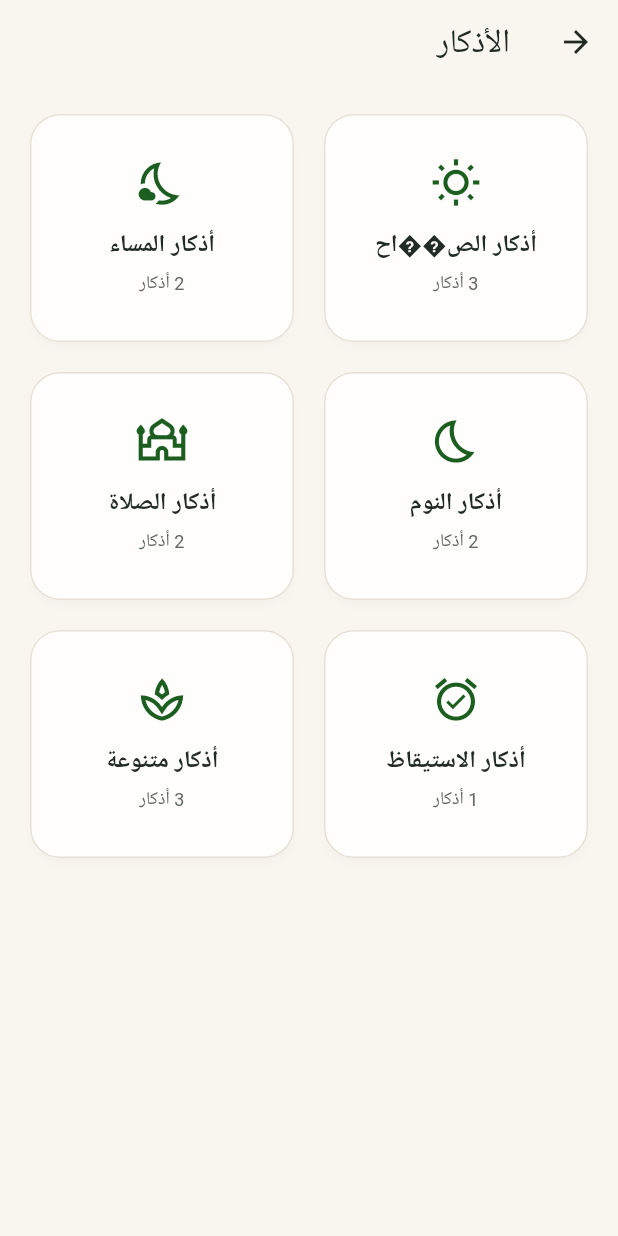
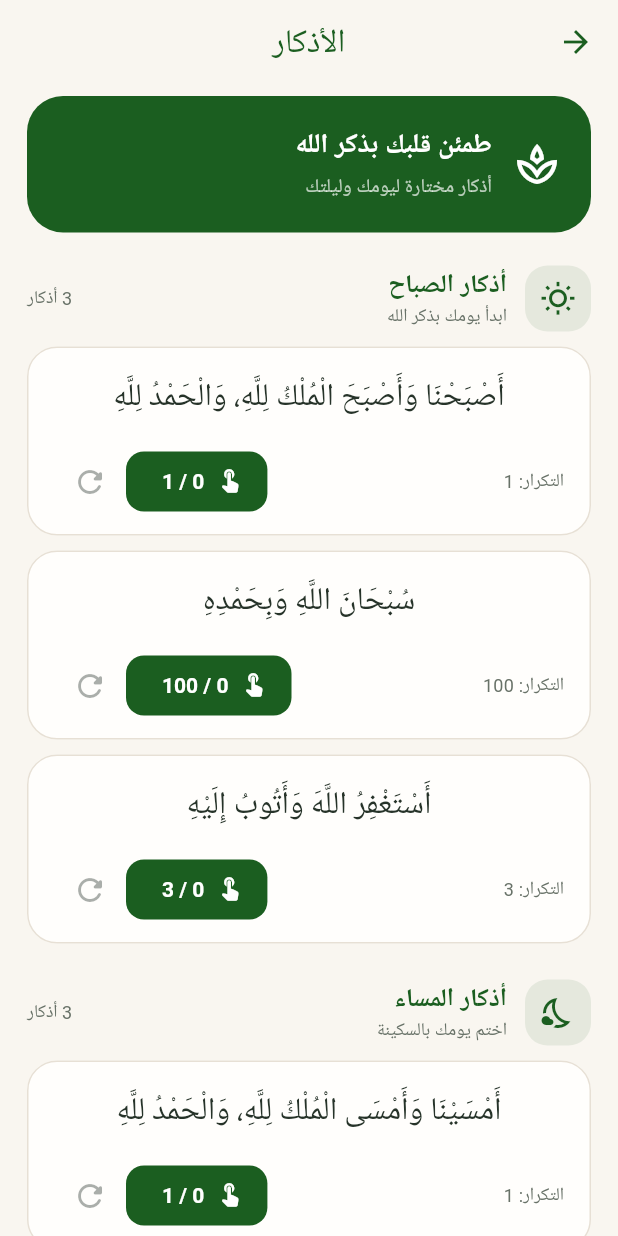
Before and after one commit to mhrosye-oss/Byian, a Flutter app: the NewAdhkarScreen screen opened directly, on a phone screen of 412 x 824 dp. Run offline on Flutter 3.47's test engine with Material 3 defaults, Android fonts, the phone set to English and light mode, and no system bars; our stand-ins replace adhan, dio, flutter_compass, flutter_local_notifications, flutter_riverpod, flutter_timezone and 8 more; missing offline and left inert: qcf_quran_plus, record; accounts and stored records are empty; Roboto replaces fonts that are missing (Tajawal).

Commit message:
Fix: Removed azkary due to SDK conflict and implemented local Adhkar screen

```diff
--- a/lib/features/adhkar/screens/new_adhkar_screen.dart
+++ b/lib/features/adhkar/screens/new_adhkar_screen.dart
@@ -1,97 +1,254 @@
 import 'package:flutter/material.dart';
-import 'package:itqan/core/theme/colors.dart';
+
+const _green = Color(0xFF1B5E20);
+const _cream = Color(0xFFF9F6F0);
+const _surface = Color(0xFFFFFEFC);
+const _muted = Color(0xFF687268);
+const _border = Color(0xFFE7E0D5);
 
 class NewAdhkarScreen extends StatelessWidget {
   const NewAdhkarScreen({super.key});
 
-  static const _categories = <_Category>[
-    _Category('أذكار الص��اح', Icons.wb_sunny_outlined, ['أَصْبَحْنَا وَأَصْبَحَ الْمُلْكُ لِلَّهِ', 'سُبْحَانَ اللَّهِ وَبِحَمْدِهِ', 'اللَّهُمَّ بِكَ أَصْبَحْنَا وَبِكَ أَمْسَيْنَا']),
-    _Category('أذكار المساء', Icons.nights_stay_outlined, ['أَمْسَيْنَا وَأَمْسَى الْمُلْكُ لِلَّهِ', 'أَعُوذُ بِكَلِمَاتِ اللَّهِ التَّامَّاتِ مِنْ شَرِّ مَا خَلَقَ']),
-    _Category('أذكار النوم', Icons.bedtime_outlined, ['بِاسْمِكَ اللَّهُمَّ أَمُوتُ وَأَحْيَا', 'اللَّهُمَّ قِنِي عَذَابَكَ يَوْمَ تَبْعَثُ عِبَادَكَ']),
-    _Category('أذكار الصلاة', Icons.mosque_outlined, ['أَسْتَغْفِرُ اللَّهَ', 'اللَّهُمَّ أَنْتَ السَّلَامُ وَمِنْكَ السَّلَامُ']),
-    _Category('أذكار الاستيقاظ', Icons.alarm_on_outlined, ['الْحَمْدُ لِلَّهِ الَّذِي أَحْيَانَا بَعْدَ مَا أَمَاتَنَا']),
-    _Category('أذكار متنوعة', Icons.spa_outlined, ['سُبْحَانَ اللَّهِ', 'الْحَمْدُ لِلَّهِ', 'اللَّهُ أَكْبَرُ']),
+  static const _categories = <_AdhkarCategory>[
+    _AdhkarCategory(
+      title: 'أذكار الصباح',
+      subtitle: 'ابدأ يومك بذكر الله',
+      icon: Icons.wb_sunny_outlined,
+      adhkar: [
+        _Dhikr(text: 'أَصْبَحْنَا وَأَصْبَحَ الْمُلْكُ لِلَّهِ، وَالْحَمْدُ لِلَّهِ', repetitions: 1),
+        _Dhikr(text: 'سُبْحَانَ اللَّهِ وَبِحَمْدِهِ', repetitions: 100),
+        _Dhikr(text: 'أَسْتَغْفِرُ اللَّهَ وَأَتُوبُ إِلَيْهِ', repetitions: 3),
+      ],
+    ),
+    _AdhkarCategory(
+      title: 'أذكار المساء',
+      subtitle: 'اختم يومك بالسكينة',
+      icon: Icons.nights_stay_outlined,
+      adhkar: [
+        _Dhikr(text: 'أَمْسَيْنَا وَأَمْسَى الْمُلْكُ لِلَّهِ، وَالْحَمْدُ لِلَّهِ', repetitions: 1),
+        _Dhikr(text: 'أَعُوذُ بِكَلِمَاتِ اللَّهِ التَّامَّاتِ مِنْ شَرِّ مَا خَلَقَ', repetitions: 3),
+        _Dhikr(text: 'سُبْحَانَ اللَّهِ وَبِحَمْدِهِ', repetitions: 100),
+      ],
+    ),
+    _AdhkarCategory(
+      title: 'أذكار النوم',
+      subtitle: 'اذكر الله قبل أن تنام',
+      icon: Icons.bedtime_outlined,
+      adhkar: [
+        _Dhikr(text: 'بِاسْمِكَ اللَّهُمَّ أَمُوتُ وَأَحْيَا', repetitions: 1),
+        _Dhikr(text: 'سُبْحَانَ اللَّهِ', repetitions: 33),
+        _Dhikr(text: 'الْحَمْدُ لِلَّهِ', repetitions: 33),
+        _Dhikr(text: 'اللَّهُ أَكْبَرُ', repetitions: 34),
+      ],
+    ),
   ];
 
   @override
   Widget build(BuildContext context) => Scaffold(
-        backgroundColor: ItqanColors.cream,
-        appBar: AppBar(title: const Text('الأذكار')),
-        body: GridView.builder(
-          padding: const EdgeInsets.all(16),
-          gridDelegate: const SliverGridDelegateWithFixedCrossAxisCount(crossAxisCount: 2, crossAxisSpacing: 12, mainAxisSpacing: 12, childAspectRatio: 1.15),
-          itemCount: _categories.length,
-          itemBuilder: (context, index) {
-            final category = _categories[index];
-            return Card(
-              child: InkWell(
-                borderRadius: BorderRadius.circular(20),
-                onTap: () => Navigator.push(context, MaterialPageRoute<void>(builder: (_) => _DhikrListScreen(category: category))),
-                child: Padding(
-                  padding: const EdgeInsets.all(16),
-                  child: Column(mainAxisAlignment: MainAxisAlignment.center, children: [
-                    Icon(category.icon, size: 34, color: const Color(0xFF1B5E20)),
-                    const SizedBox(height: 12),
-                    Text(category.title, textAlign: TextAlign.center, style: const TextStyle(fontSize: 16, fontWeight: FontWeight.bold)),
-                    const SizedBox(height: 5),
-                    Text('${category.items.length} أذكار', style: const TextStyle(color: ItqanColors.inkSoft, fontSize: 12)),
-                  ]),
-                ),
+        backgroundColor: _cream,
+        appBar: AppBar(
+          title: const Text('الأذكار', textDirection: TextDirection.rtl),
+          backgroundColor: _cream,
+          foregroundColor: _green,
+          elevation: 0,
+          centerTitle: true,
+        ),
+        body: ListView(
+          padding: const EdgeInsets.fromLTRB(18, 8, 18, 28),
+          children: [
+            Container(
+              padding: const EdgeInsets.all(20),
+              decoration: BoxDecoration(
+                color: _green,
+                borderRadius: BorderRadius.circular(24),
               ),
-            );
-          },
+              child: const Row(
+                textDirection: TextDirection.rtl,
+                children: [
+                  Icon(Icons.spa_outlined, color: Colors.white, size: 32),
+                  SizedBox(width: 14),
+                  Expanded(
+                    child: Column(
+                      crossAxisAlignment: CrossAxisAlignment.start,
+                      children: [
+                        Text(
+                          'طمئن قلبك بذكر الله',
+                          textDirection: TextDirection.rtl,
+                          style: TextStyle(
+                            color: Colors.white,
+                            fontSize: 18,
+                            fontWeight: FontWeight.w700,
+                          ),
+                        ),
+                        SizedBox(height: 5),
+                        Text(
+                          'أذكار مختارة ليومك وليلتك',
+                          textDirection: TextDirection.rtl,
+                          style: TextStyle(color: Colors.white70, fontSize: 13),
+                        ),
+                      ],
+                    ),
+                  ),
+                ],
+              ),
+            ),
+            const SizedBox(height: 22),
+            for (final category in _categories) ...[
+              _CategoryHeading(category: category),
+              const SizedBox(height: 10),
+              for (final dhikr in category.adhkar)
+                _DhikrCard(dhikr: dhikr),
+              const SizedBox(height: 14),
+            ],
+          ],
         ),
       );
 }
 
-class _Category {
-  const _Category(this.title, this.icon, this.items);
+class _AdhkarCategory {
+  const _AdhkarCategory({
+    required this.title,
+    required this.subtitle,
+    required this.icon,
+    required this.adhkar,
+  });
+
   final String title;
+  final String subtitle;
   final IconData icon;
-  final List<String> items;
+  final List<_Dhikr> adhkar;
 }
 
-class _DhikrListScreen extends StatelessWidget {
-  const _DhikrListScreen({required this.category});
-  final _Category category;
+class _Dhikr {
+  const _Dhikr({required this.text, required this.repetitions});
+
+  final String text;
+  final int repetitions;
+}
+
+class _CategoryHeading extends StatelessWidget {
+  const _CategoryHeading({required this.category});
+
+  final _AdhkarCategory category;
 
   @override
-  Widget build(BuildContext context) => Scaffold(
-        backgroundColor: ItqanColors.cream,
-        appBar: AppBar(title: Text(category.title)),
-        body: ListView.separated(
-          padding: const EdgeInsets.all(16),
-          itemCount: category.items.length,
-          separatorBuilder: (_, __) => const SizedBox(height: 10),
-          itemBuilder: (context, index) => _DhikrCounterCard(text: category.items[index]),
-        ),
+  Widget build(BuildContext context) => Row(
+        textDirection: TextDirection.rtl,
+        children: [
+          Container(
+            width: 44,
+            height: 44,
+            decoration: BoxDecoration(
+              color: _green.withValues(alpha: 0.09),
+              borderRadius: BorderRadius.circular(15),
+            ),
+            child: Icon(category.icon, color: _green),
+          ),
+          const SizedBox(width: 12),
+          Expanded(
+            child: Column(
+              crossAxisAlignment: CrossAxisAlignment.start,
+              children: [
+                Text(
+                  category.title,
+                  textDirection: TextDirection.rtl,
+                  style: const TextStyle(
+                    color: _green,
+                    fontSize: 17,
+                    fontWeight: FontWeight.w800,
+                  ),
+                ),
+                Text(
+                  category.subtitle,
+                  textDirection: TextDirection.rtl,
+                  style: const TextStyle(color: _muted, fontSize: 12),
+                ),
+              ],
+            ),
+          ),
+          Text(
+            '${category.adhkar.length} أذكار',
+            textDirection: TextDirection.rtl,
+            style: const TextStyle(color: _muted, fontSize: 12),
+          ),
+        ],
       );
 }
 
-class _DhikrCounterCard extends StatefulWidget {
-  const _DhikrCounterCard({required this.text});
-  final String text;
+class _DhikrCard extends StatefulWidget {
+  const _DhikrCard({required this.dhikr});
+
+  final _Dhikr dhikr;
+
   @override
-  State<_DhikrCounterCard> createState() => _DhikrCounterCardState();
+  State<_DhikrCard> createState() => _DhikrCardState();
 }
 
-class _DhikrCounterCardState extends State<_DhikrCounterCard> {
+class _DhikrCardState extends State<_DhikrCard> {
   int _count = 0;
+
   @override
-  Widget build(BuildContext context) => Card(
-        child: Padding(
-          padding: const EdgeInsets.all(18),
-          child: Column(crossAxisAlignment: CrossAxisAlignment.stretch, children: [
-            Text(widget.text, textAlign: TextAlign.center, textDirection: TextDirection.rtl,
-                style: const TextStyle(fontFamily: 'NotoNaskhArabic', fontSize: 23, height: 1.8)),
-            const SizedBox(height: 14),
-            FilledButton.icon(
-              onPressed: () => setState(() => _count++),
-              icon: const Icon(Icons.touch_app_rounded),
-              label: Text('$_count'),
+  Widget build(BuildContext context) {
+    final isComplete = _count >= widget.dhikr.repetitions;
+    return Card(
+      margin: const EdgeInsets.only(bottom: 10),
+      color: _surface,
+      elevation: 0,
+      shape: RoundedRectangleBorder(
+        borderRadius: BorderRadius.circular(20),
+        side: const BorderSide(color: _border),
+      ),
+      child: Padding(
+        padding: const EdgeInsets.fromLTRB(18, 16, 18, 12),
+        child: Column(
+          crossAxisAlignment: CrossAxisAlignment.stretch,
+          children: [
+            Text(
+              widget.dhikr.text,
+              textAlign: TextAlign.center,
+              textDirection: TextDirection.rtl,
+              style: const TextStyle(
+                color: Color(0xFF263329),
+                fontFamily: 'NotoNaskhArabic',
+                fontSize: 21,
+                height: 1.8,
+              ),
             ),
-            TextButton(onPressed: () => setState(() => _count = 0), child: const Text('إعادة العداد')),
-          ]),
+            const SizedBox(height: 12),
+            Row(
+              textDirection: TextDirection.rtl,
+              children: [
+                Expanded(
+                  child: Text(
+                    'التكرار: ${widget.dhikr.repetitions}',
+                    textDirection: TextDirection.rtl,
+                    style: const TextStyle(color: _muted, fontSize: 12),
+                  ),
+                ),
+                FilledButton.icon(
+                  onPressed: isComplete
+                      ? null
+                      : () => setState(() => _count++),
+                  style: FilledButton.styleFrom(
+                    backgroundColor: _green,
+                    foregroundColor: Colors.white,
+                    disabledBackgroundColor: _green.withValues(alpha: 0.12),
+                    disabledForegroundColor: _green,
+                  ),
+                  icon: Icon(isComplete ? Icons.check_rounded : Icons.touch_app_rounded),
+                  label: Text('$_count / ${widget.dhikr.repetitions}'),
+                ),
+                IconButton(
+                  tooltip: 'إعادة العداد',
+                  onPressed: _count == 0 ? null : () => setState(() => _count = 0),
+                  color: _muted,
+                  icon: const Icon(Icons.refresh_rounded),
+                ),
+              ],
+            ),
+          ],
         ),
-      );
+      ),
+    );
+  }
 }
--- a/pubspec.yaml
+++ b/pubspec.yaml
@@ -37,12 +37,10 @@ dependencies:
   flutter_timezone: ^5.1.1
   speech_to_text: ^7.5.0
 
-  # Requested content libraries
-  azkary: ^0.0.3
+  # Quran and tafsir content
   quran_with_tafsir: ^1.0.0
 
 dependency_overrides:
-  path: 1.9.0
   record_android: 1.4.0
   record_linux: 1.3.1
   geolocator_android: 4.6.1
```
